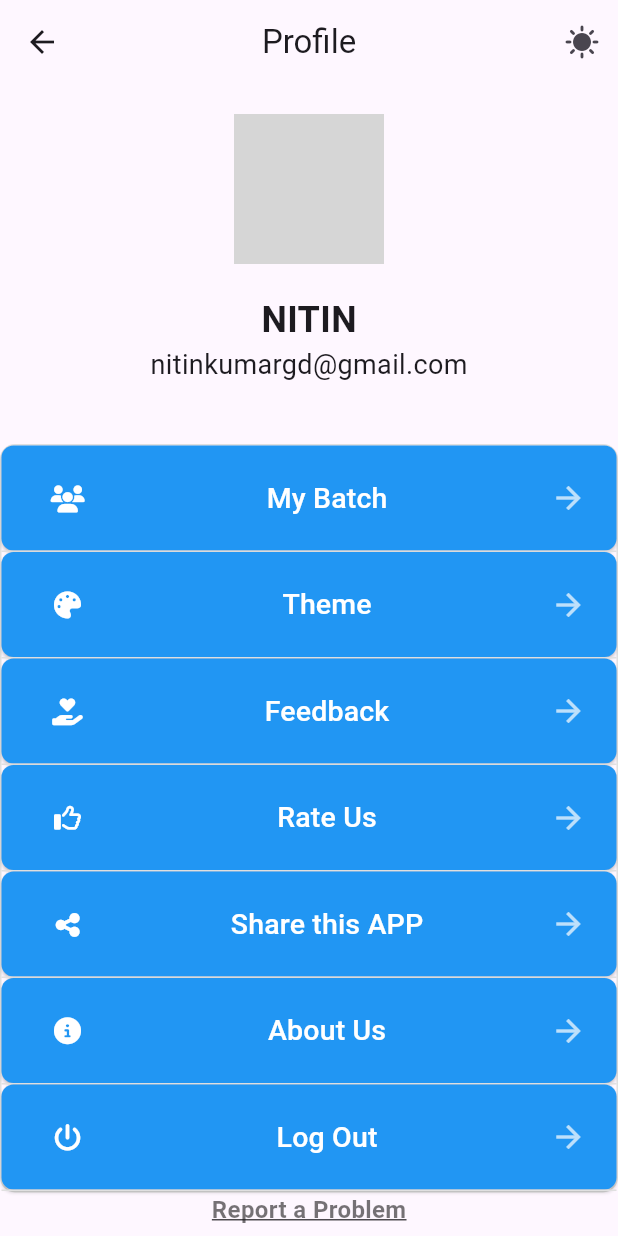
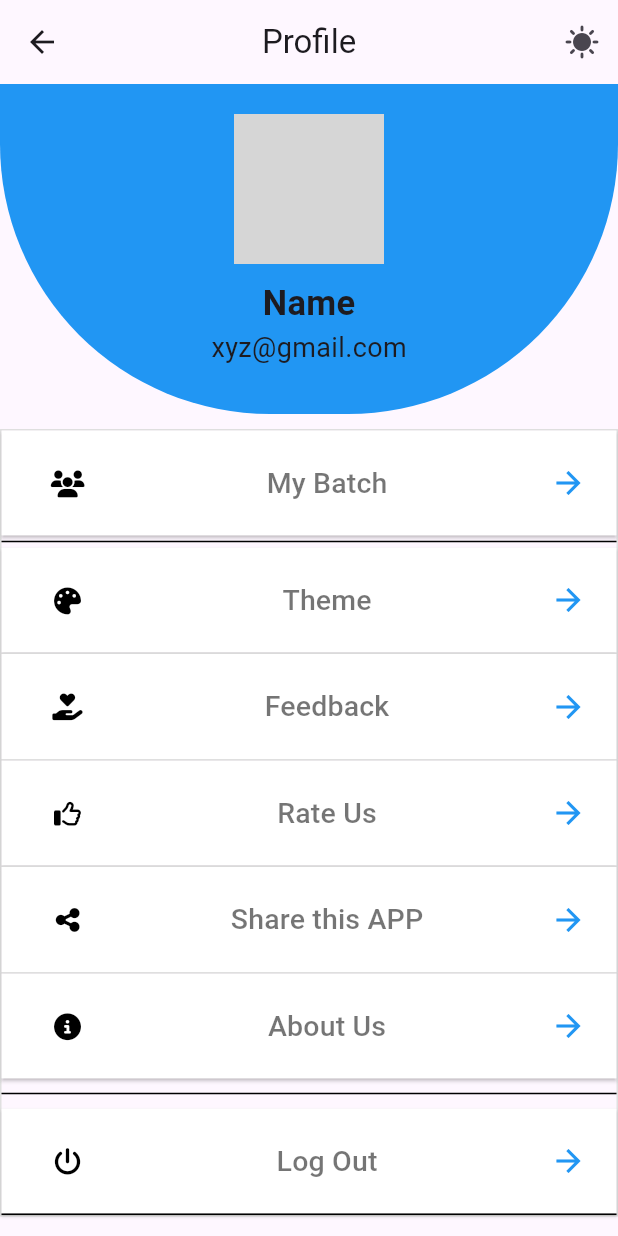
Before and after one commit to Minor-Project-Study-Mate/StudyMate-App, a Flutter app: the ProfilePage screen opened by its route, on a phone screen of 412 x 824 dp. Run offline on Flutter 3.47's test engine with Material 2 defaults, Android fonts, the light colour scheme and no system bars; our stand-ins replace font_awesome_flutter, get; grey boxes are pictures that could not be loaded.

Commit message:
profile complete

```diff
--- a/lib/app/modules/profile/views/profile_view.dart
+++ b/lib/app/modules/profile/views/profile_view.dart
@@ -30,42 +30,53 @@ class ProfilePage extends GetView<ProfileController> {
           mainAxisAlignment: MainAxisAlignment.center,
           crossAxisAlignment: CrossAxisAlignment.center,
           children: <Widget>[
-            const Padding(
+            Container(
+              width: double.infinity,
+              height: 220,
+              decoration: BoxDecoration(
+                color: Colors.blue,
+                borderRadius: BorderRadius.only(
+                    bottomRight: Radius.circular(180),
+                    bottomLeft: Radius.circular(180)),
+              ),
               padding: EdgeInsets.only(bottom: 20.0, top: 20),
-              child: CircleAvatar(
+              child: Column(
+                children: [
+                  CircleAvatar(
                     radius: 50.0,
                     backgroundImage: AssetImage('assets/images/profile.jpg'),
                   ),
-            ),
+                  const SizedBox(height: 10),
                   const Text(
-              'NITIN',
+                    'Name',
                     style: TextStyle(
-                fontSize: 24.0,
+                      fontSize: 23.0,
                       fontWeight: FontWeight.bold,
                     ),
                   ),
+                  //const SizedBox(height: 10),
                   const Text(
-              'nitinkumargd@gmail.com',
+                    'xyz@gmail.com',
                     style: TextStyle(
                       fontSize: 18.0,
                       fontWeight: FontWeight.w400,
                     ),
                   ),
-            const SizedBox(height: 30.0),
+                ],
+              ),
+            ),
             Container(
               //height: Get.height * 0.1,
               child: Column(
                 mainAxisAlignment: MainAxisAlignment.spaceEvenly,
                 children: [
-
                   const SizedBox(height: 10.0),
-
                   Container(
                     decoration: BoxDecoration(
                       border: Border.all(
                         color: Colors.grey.shade300,
                       ),
-                      borderRadius: BorderRadius.circular(10.0),
+                      //borderRadius: BorderRadius.circular(8.0),
                     ),
                     child: Column(
                       mainAxisSize: MainAxisSize.min,
@@ -75,11 +86,11 @@ class ProfilePage extends GetView<ProfileController> {
                             // Navigate to the next page
                           },
                           style: ElevatedButton.styleFrom(
-                            backgroundColor: Colors.blue,
+                            backgroundColor: Colors.white,
                             padding: const EdgeInsets.symmetric(
                                 vertical: 11.0, horizontal: 20.0),
                             shape: RoundedRectangleBorder(
-                              borderRadius: BorderRadius.circular(8.0),
+                              borderRadius: BorderRadius.zero,
                             ),
                           ),
                           child: Row(
@@ -88,18 +99,57 @@ class ProfilePage extends GetView<ProfileController> {
                               IconButton(
                                 onPressed: () {},
                                 icon: const FaIcon(FontAwesomeIcons.users),
-                                color: Colors.white,
+                                color: Colors.black,
                               ),
                               Text(
                                 'My Batch',
                                 style: TextStyle(
-                                  color: Colors.white,
+                                  color: Colors.black54,
                                   fontSize: 19.0,
                                 ),
                               ),
                               Icon(
                                 Icons.arrow_forward,
-                                color: Colors.white70,
+                                color: Colors.blue,
+                                size: 24.0,
+                              ),
+                            ],
+                          ),
+                        ),
+                        Divider(
+                          color: Colors.black,
+                          height: 8.0,
+                        ),
+                        ElevatedButton(
+                          onPressed: () {
+                            // Navigate to the next page
+                          },
+                          style: ElevatedButton.styleFrom(
+                            backgroundColor: Colors.white,
+                            padding: const EdgeInsets.symmetric(
+                                vertical: 11.0, horizontal: 20.0),
+                            shape: RoundedRectangleBorder(
+                              borderRadius: BorderRadius.zero,
+                            ),
+                          ),
+                          child: Row(
+                            mainAxisAlignment: MainAxisAlignment.spaceBetween,
+                            children: [
+                              IconButton(
+                                onPressed: () {},
+                                icon: const FaIcon(FontAwesomeIcons.palette),
+                                color: Colors.black,
+                              ),
+                              Text(
+                                'Theme',
+                                style: TextStyle(
+                                  color: Colors.black54,
+                                  fontSize: 19.0,
+                                ),
+                              ),
+                              Icon(
+                                Icons.arrow_forward,
+                                color: Colors.blue,
                                 size: 24.0,
                               ),
                             ],
@@ -114,11 +164,11 @@ class ProfilePage extends GetView<ProfileController> {
                             // Navigate to the next page
                           },
                           style: ElevatedButton.styleFrom(
-                            backgroundColor: Colors.blue,
+                            backgroundColor: Colors.white,
                             padding: const EdgeInsets.symmetric(
                                 vertical: 11.0, horizontal: 20.0),
                             shape: RoundedRectangleBorder(
-                              borderRadius: BorderRadius.circular(8.0),
+                              borderRadius: BorderRadius.zero,
                             ),
                           ),
                           child: Row(
@@ -126,19 +176,20 @@ class ProfilePage extends GetView<ProfileController> {
                             children: [
                               IconButton(
                                 onPressed: () {},
-                                icon: const FaIcon(FontAwesomeIcons.palette),
-                                color: Colors.white,
+                                icon: const FaIcon(
+                                    FontAwesomeIcons.handHoldingHeart),
+                                color: Colors.black,
                               ),
                               Text(
-                                'Theme',
+                                'Feedback',
                                 style: TextStyle(
-                                  color: Colors.white,
+                                  color: Colors.black54,
                                   fontSize: 19.0,
                                 ),
                               ),
                               Icon(
                                 Icons.arrow_forward,
-                                color: Colors.white70,
+                                color: Colors.blue,
                                 size: 24.0,
                               ),
                             ],
@@ -153,11 +204,11 @@ class ProfilePage extends GetView<ProfileController> {
                             // Navigate to the next page
                           },
                           style: ElevatedButton.styleFrom(
-                            backgroundColor: Colors.blue,
+                            backgroundColor: Colors.white,
                             padding: const EdgeInsets.symmetric(
                                 vertical: 11.0, horizontal: 20.0),
                             shape: RoundedRectangleBorder(
-                              borderRadius: BorderRadius.circular(8.0),
+                              borderRadius: BorderRadius.zero,
                             ),
                           ),
                           child: Row(
@@ -165,20 +216,19 @@ class ProfilePage extends GetView<ProfileController> {
                             children: [
                               IconButton(
                                 onPressed: () {},
-                                icon: const FaIcon(
-                                    FontAwesomeIcons.handHoldingHeart),
-                                color: Colors.white,
+                                icon: const FaIcon(FontAwesomeIcons.thumbsUp),
+                                color: Colors.black,
                               ),
                               Text(
-                                'Feedback',
+                                'Rate Us',
                                 style: TextStyle(
-                                  color: Colors.white,
+                                  color: Colors.black54,
                                   fontSize: 19.0,
                                 ),
                               ),
                               Icon(
                                 Icons.arrow_forward,
-                                color: Colors.white70,
+                                color: Colors.blue,
                                 size: 24.0,
                               ),
                             ],
@@ -193,11 +243,11 @@ class ProfilePage extends GetView<ProfileController> {
                             // Navigate to the next page
                           },
                           style: ElevatedButton.styleFrom(
-                            backgroundColor: Colors.blue,
+                            backgroundColor: Colors.white,
                             padding: const EdgeInsets.symmetric(
                                 vertical: 11.0, horizontal: 20.0),
                             shape: RoundedRectangleBorder(
-                              borderRadius: BorderRadius.circular(8.0),
+                              borderRadius: BorderRadius.zero,
                             ),
                           ),
                           child: Row(
@@ -205,19 +255,19 @@ class ProfilePage extends GetView<ProfileController> {
                             children: [
                               IconButton(
                                 onPressed: () {},
-                                icon: const FaIcon(FontAwesomeIcons.thumbsUp),
-                                color: Colors.white,
+                                icon: const FaIcon(FontAwesomeIcons.shareNodes),
+                                color: Colors.black,
                               ),
                               Text(
-                                'Rate Us',
+                                'Share this APP',
                                 style: TextStyle(
-                                  color: Colors.white,
+                                  color: Colors.black54,
                                   fontSize: 19.0,
                                 ),
                               ),
                               Icon(
                                 Icons.arrow_forward,
-                                color: Colors.white70,
+                                color: Colors.blue,
                                 size: 24.0,
                               ),
                             ],
@@ -232,50 +282,11 @@ class ProfilePage extends GetView<ProfileController> {
                             // Navigate to the next page
                           },
                           style: ElevatedButton.styleFrom(
-                            backgroundColor: Colors.blue,
+                            backgroundColor: Colors.white,
                             padding: const EdgeInsets.symmetric(
                                 vertical: 11.0, horizontal: 20.0),
                             shape: RoundedRectangleBorder(
-                              borderRadius: BorderRadius.circular(8.0),
-                            ),
-                          ),
-                          child: Row(
-                            mainAxisAlignment: MainAxisAlignment.spaceBetween,
-                            children: [
-                              IconButton(
-                                onPressed: () {},
-                                icon: const FaIcon(FontAwesomeIcons.shareNodes),
-                                color: Colors.white,
-                              ),
-                              Text(
-                                'Share this APP',
-                                style: TextStyle(
-                                  color: Colors.white,
-                                  fontSize: 19.0,
-                                ),
-                              ),
-                              Icon(
-                                Icons.arrow_forward,
-                                color: Colors.white70,
-                                size: 24.0,
-                              ),
-                            ],
-                          ),
-                        ),
-                        Divider(
-                          color: Colors.grey.shade300,
-                          height: 1.0,
-                        ),
-                        ElevatedButton(
-                          onPressed: () {
-                            // Navigate to the next page
-                          },
-                          style: ElevatedButton.styleFrom(
-                            backgroundColor: Colors.blue,
-                            padding: const EdgeInsets.symmetric(
-                                vertical: 11.0, horizontal: 20.0),
-                            shape: RoundedRectangleBorder(
-                              borderRadius: BorderRadius.circular(8.0),
+                              borderRadius: BorderRadius.zero,
                             ),
                           ),
                           child: Row(
@@ -284,37 +295,37 @@ class ProfilePage extends GetView<ProfileController> {
                               IconButton(
                                 onPressed: () {},
                                 icon: const FaIcon(FontAwesomeIcons.circleInfo),
-                                color: Colors.white,
+                                color: Colors.black,
                               ),
                               Text(
                                 'About Us',
                                 style: TextStyle(
-                                  color: Colors.white,
+                                  color: Colors.black54,
                                   fontSize: 19.0,
                                 ),
                               ),
                               Icon(
                                 Icons.arrow_forward,
-                                color: Colors.white70,
+                                color: Colors.blue,
                                 size: 24.0,
                               ),
                             ],
                           ),
                         ),
                         Divider(
-                          color: Colors.grey.shade300,
-                          height: 1.0,
+                          color: Colors.black,
+                          height: 20.0,
                         ),
                         ElevatedButton(
                           onPressed: () {
                             // Navigate to the next page
                           },
                           style: ElevatedButton.styleFrom(
-                            backgroundColor: Colors.blue,
+                            backgroundColor: Colors.white,
                             padding: const EdgeInsets.symmetric(
                                 vertical: 11.0, horizontal: 20.0),
                             shape: RoundedRectangleBorder(
-                              borderRadius: BorderRadius.circular(8.0),
+                              borderRadius: BorderRadius.zero,
                             ),
                           ),
                           child: Row(
@@ -323,41 +334,46 @@ class ProfilePage extends GetView<ProfileController> {
                               IconButton(
                                 onPressed: () {},
                                 icon: const FaIcon(FontAwesomeIcons.powerOff),
-                                color: Colors.white,
+                                color: Colors.black,
                               ),
                               Text(
                                 'Log Out',
                                 style: TextStyle(
-                                  color: Colors.white,
+                                  color: Colors.black54,
                                   fontSize: 19.0,
                                 ),
                               ),
                               Icon(
                                 Icons.arrow_forward,
-                                color: Colors.white70,
+                                color: Colors.blue,
                                 size: 24.0,
                               ),
                             ],
                           ),
                         ),
                         Divider(
-                          color: Colors.grey.shade300,
+                          color: Colors.black,
                           height: 1.0,
                         ),
                       ],
                     ),
                   ),
-                  GestureDetector(
+                  Center(
+                    child: Padding(
+                      padding: const EdgeInsets.all(8.0),
+                      child: GestureDetector(
                         onTap: () {
                           // TODO: Implement your functionality when the "Report a Problem" text is tapped
                         },
                         child: Text(
                           'Report a Problem',
                           style: TextStyle(
-                        color: Colors.black54,
+                            color: Colors.black,
                             fontSize: 16.0,
-                        fontWeight: FontWeight.w600,
+                            fontWeight: FontWeight.bold,
                             decoration: TextDecoration.underline,
+                          ),
+                        ),
                       ),
                     ),
                   )
```
Lines whose indentation alone changed are shown as unchanged.
